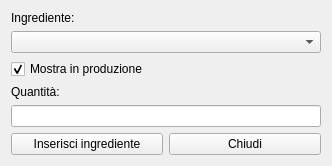
First picture: the form in hrecipeaddrow.ui, repository fblabs/hamlet-mod-sancon, before the edit.
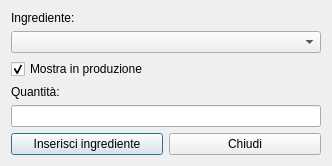
Second picture: the form after the edit.

What changed in the file:
```diff
--- a/hrecipeaddrow.ui
+++ b/hrecipeaddrow.ui
@@ -72,6 +72,9 @@
          <property name="text">
           <string>Inserisci ingrediente</string>
          </property>
+         <property name="default">
+          <bool>true</bool>
+         </property>
         </widget>
        </item>
        <item>
```
